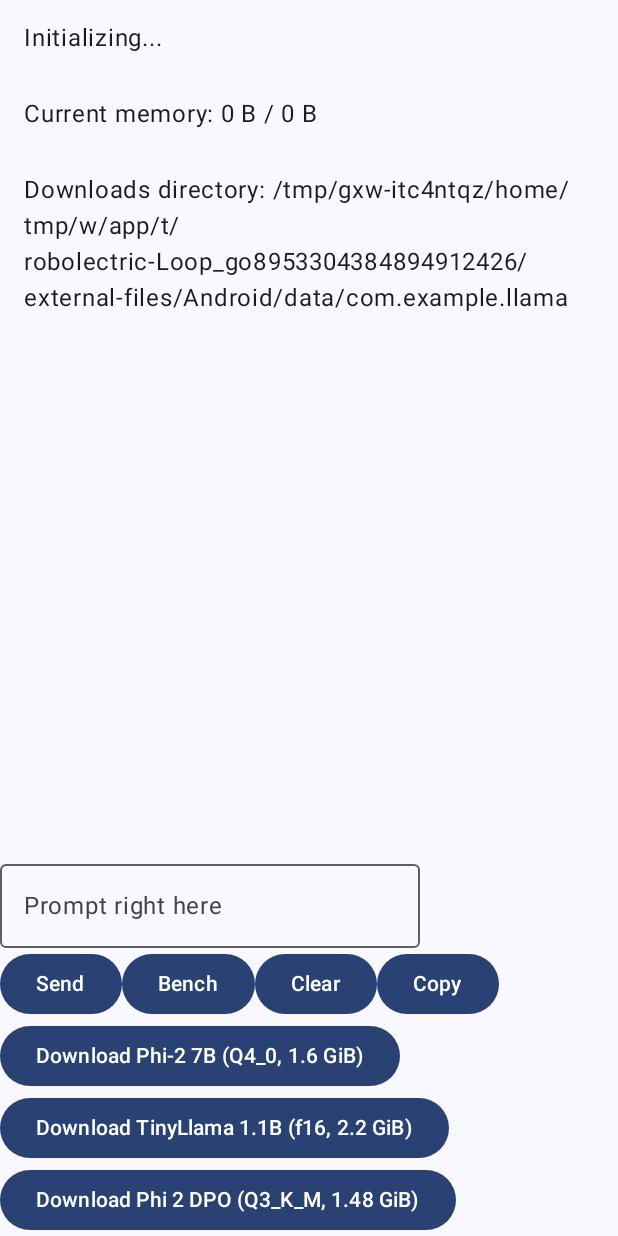
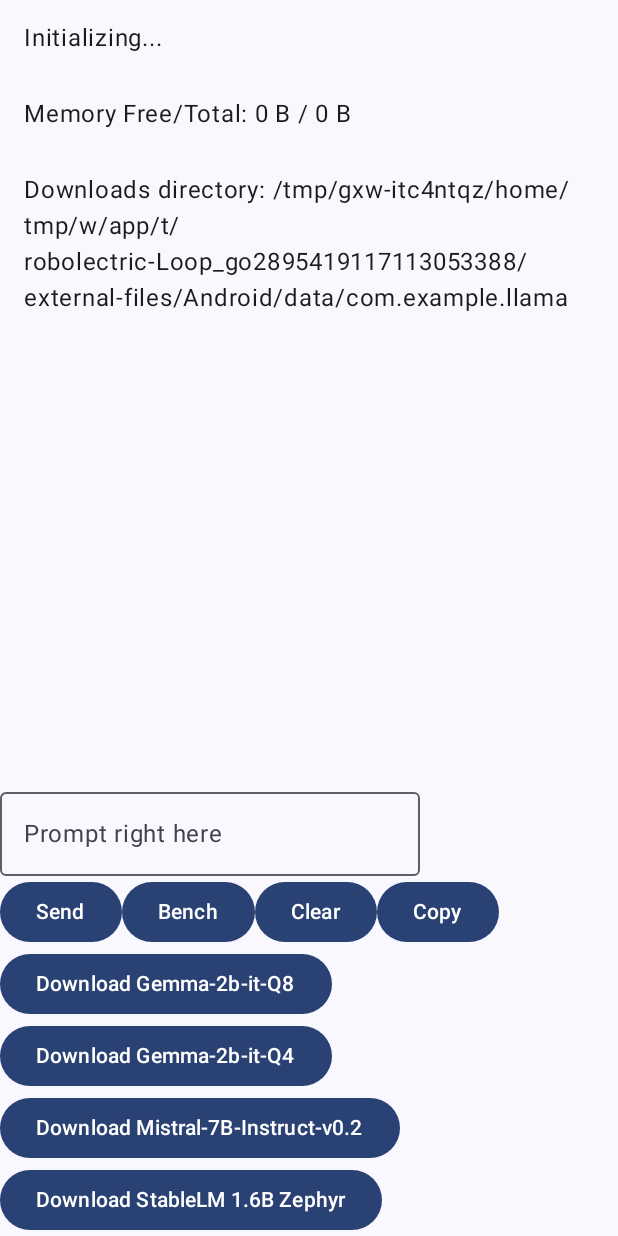
Before and after one commit to iakashpaul/Portal, an Android app built with Jetpack Compose: the screen it shows after launch (MainActivity), on a phone screen of 412 x 824 dp. Run offline under Robolectric (Android 15) with nearby library versions, the phone set to English and light mode, and no system bars; pictures from the network do not load.

Commit message:
Add gemma Q4+Q8 for eval

```diff
--- a/android/app/src/main/java/com/example/llama/MainActivity.kt
+++ b/android/app/src/main/java/com/example/llama/MainActivity.kt
@@ -67,27 +67,32 @@ class MainActivity(
         val free = Formatter.formatFileSize(this, availableMemory().availMem)
         val total = Formatter.formatFileSize(this, availableMemory().totalMem)
 
-        viewModel.log("Current memory: $free / $total")
+        viewModel.log("Memory Free/Total: $free / $total")
         viewModel.log("Downloads directory: ${getExternalFilesDir(null)}")
 
         val extFilesDir = getExternalFilesDir(null)
 
         val models = listOf(
             Downloadable(
-                "Phi-2 7B (Q4_0, 1.6 GiB)",
-                Uri.parse("https://huggingface.co/ggml-org/models/resolve/main/phi-2/ggml-model-q4_0.gguf?download=true"),
-                File(extFilesDir, "phi-2-q4_0.gguf"),
+                "Gemma-2b-it-Q8",
+                Uri.parse("https://huggingface.co/iAkashPaul/gemma-2b-it-gguf/resolve/main/gemma-2b-it-Q8_0.gguf?download=true"),
+                File(extFilesDir, "gemma-2b-it-Q8_0.gguf"),
             ),
             Downloadable(
-                "TinyLlama 1.1B (f16, 2.2 GiB)",
-                Uri.parse("https://huggingface.co/ggml-org/models/resolve/main/tinyllama-1.1b/ggml-model-f16.gguf?download=true"),
-                File(extFilesDir, "tinyllama-1.1-f16.gguf"),
+                "Gemma-2b-it-Q4",
+                Uri.parse("https://huggingface.co/iAkashPaul/gemma-2b-it-gguf/resolve/main/gemma-2b-it-Q4_0.gguf?download=true"),
+                File(extFilesDir, "gemma-2b-it-Q4_0.gguf"),
             ),
             Downloadable(
-                "Phi 2 DPO (Q3_K_M, 1.48 GiB)",
-                Uri.parse("https://huggingface.co/TheBloke/phi-2-dpo-GGUF/resolve/main/phi-2-dpo.Q3_K_M.gguf?download=true"),
-                File(extFilesDir, "phi-2-dpo.Q3_K_M.gguf")
+                "Mistral-7B-Instruct-v0.2",
+                Uri.parse("https://huggingface.co/TheBloke/Mistral-7B-Instruct-v0.2-GGUF/resolve/main/mistral-7b-instruct-v0.2.Q4_0.gguf?download=true"),
+                File(extFilesDir, "mistral-7b-instruct-v0.2.Q4_0.gguf"),
             ),
+            Downloadable(
+                "StableLM 1.6B Zephyr",
+                Uri.parse("https://huggingface.co/stabilityai/stablelm-2-zephyr-1_6b/resolve/main/stablelm-2-zephyr-1_6b-Q4_0.gguf?download=true"),
+                File(extFilesDir, "stablelm-2-zephyr-1_6b-Q4_0.gguf")
+        )
         )
 
         setContent {
```
Also changed, not shown: 3 other files.
